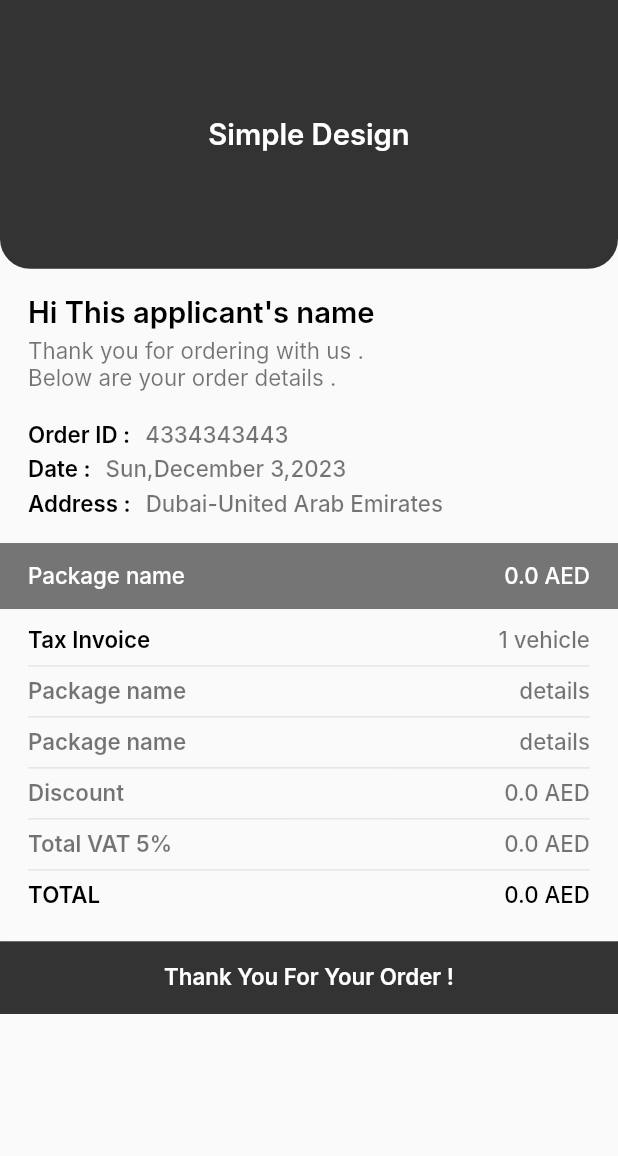
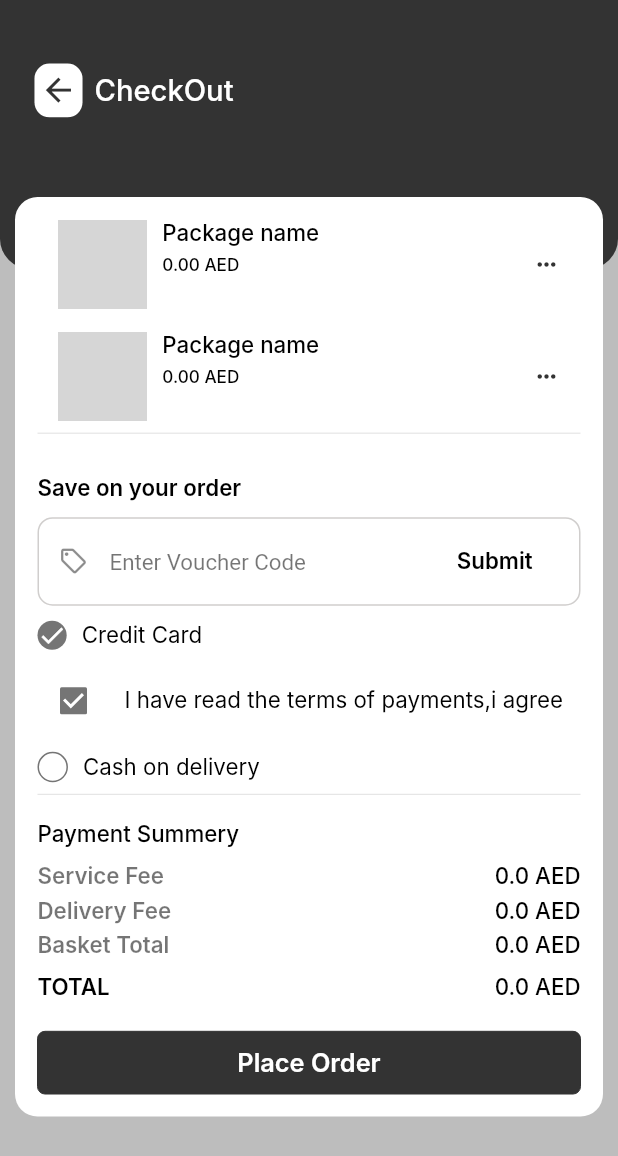
Before and after one commit to Hossamattia028/client_core_rouad, a Flutter app: the screen it shows after launch, on a phone screen of 412 x 824 dp. Shown: the top 1156 px of the screen. Run offline on Flutter 3.47's test engine with Material 2 defaults, Android fonts, the phone set to English and light mode, and no system bars; our stand-ins replace carousel_slider, dartz, equatable, firebase_core, firebase_messaging, flutter_bloc and 10 more; missing offline and left inert: background_locator, country_list_pick; accounts and stored records are empty; network calls fail; Roboto replaces fonts that are missing (Inter); grey boxes are pictures that could not be loaded.

Commit message:
client core

```diff
--- a/lib/features/presentation/screens/auth/login.dart
+++ b/lib/features/presentation/screens/auth/login.dart
@@ -33,7 +33,11 @@ class LoginScreen extends StatelessWidget {
           height: double.infinity,
           child: Column(
             children: [
-              GlobalAppBarLogo(isWhite: true,padding: const EdgeInsets.symmetric(horizontal: 20),backIconFn: ()=>Navigator.of(context).pop(),),
+              GlobalAppBar(
+                title: "",
+                backGroundColor: Colors.grey.shade100,
+                height: 75,
+              ),
               Expanded(
                 child: Container(
                     padding: const EdgeInsets.symmetric(
--- a/lib/features/presentation/screens/auth/register.dart
+++ b/lib/features/presentation/screens/auth/register.dart
@@ -34,7 +34,11 @@ class RegisterScreen extends StatelessWidget {
         height: double.infinity,
         child: Column(
           children: [
-            GlobalAppBarLogo(isWhite: true,padding: const EdgeInsets.symmetric(horizontal: 20),backIconFn: ()=>Navigator.of(context).pop(),),
+            GlobalAppBar(
+              title: "",
+              backGroundColor: Colors.grey.shade100,
+              height: 75,
+            ),
             Expanded(
               child: Container(
                   padding: const EdgeInsets.symmetric(
--- a/lib/features/presentation/screens/auth/verification_code.dart
+++ b/lib/features/presentation/screens/auth/verification_code.dart
@@ -58,10 +58,10 @@ class _PinCodeVerificationScreenState extends State<PinCodeVerificationScreen> {
         body: Container(
             child: Column(
           children: [
-            GlobalAppBarLogo(
-              isWhite: true,
-              padding: const EdgeInsets.symmetric(horizontal: 20),
-              backIconFn: () => Navigator.of(context).pop(),
+            GlobalAppBar(
+              title: "",
+              backGroundColor: Colors.grey.shade100,
+              height: 75,
             ),
             Expanded(
               child: Container(
--- /dev/null
+++ b/lib/features/presentation/screens/check_out/check_out_screen.dart
@@ -0,0 +1,87 @@
+import 'package:client_core/core/styles/color.dart';
+import 'package:client_core/core/util/app_style.dart';
+import 'package:client_core/features/presentation/widgets/check_out_widgets/package_list_check_out.dart';
+import 'package:client_core/features/presentation/widgets/check_out_widgets/payment_chooser.dart';
+import 'package:client_core/features/presentation/widgets/check_out_widgets/payment_summery.dart';
+import 'package:client_core/features/presentation/widgets/check_out_widgets/save_on_your_order.dart';
+import 'package:client_core/features/presentation/widgets/global_widgets/custom_button.dart';
+import 'package:client_core/features/presentation/widgets/global_widgets/custom_text.dart';
+import 'package:client_core/features/presentation/widgets/global_widgets/global_widgets.dart';
+import 'package:flutter/material.dart';
+import 'package:flutter_screenutil/flutter_screenutil.dart';
+import 'package:flutter_translate/flutter_translate.dart';
+
+class CheckOutScreen extends StatelessWidget {
+  const CheckOutScreen({Key? key}) : super(key: key);
+
+  @override
+  Widget build(BuildContext context) {
+    return Scaffold(
+      backgroundColor: Colors.grey.shade400,
+      body: Stack(
+        alignment: Alignment.topCenter,
+        children: [
+          Container(
+            height: 150.h,
+            decoration: const BoxDecoration(
+              color: kPrimary,
+              borderRadius: BorderRadius.only(
+                  bottomRight: Radius.circular(20),
+                  bottomLeft: Radius.circular(20)
+              ),
+            ),
+            child:  GlobalAppBar(
+              title: translate("cart.checkOut"),
+              backGroundColor: Colors.grey.shade100,
+              textColor:Colors.white,
+              height: 75,
+            ),
+          ),
+          Container(
+            width: double.infinity,
+            decoration: BoxDecoration(
+              borderRadius: BorderRadius.circular(15),
+              color: Colors.white,
+            ),
+            padding: const EdgeInsets.all(15),
+            margin: EdgeInsets.only(top: 110.h,left: 10,right: 10),
+            child: SingleChildScrollView(
+              physics: const BouncingScrollPhysics(),
+              child: Column(
+                children: [
+                  const PackageListCheckOut(),
+                  const Divider(),
+                  const SizedBox(height: 20,),
+
+                  const SaveOnYourOrder(),
+                  const SizedBox(height: 10,),
+
+                  const PaymentKindCheckOut(),
+                  const Divider(),
+                  const SizedBox(height: 10,),
+                  const PaymentSummeryWidget(),
+                  const SizedBox(height: 5,),
+
+                  CustomButton(
+                    height: 35.h,
+                    width: double.infinity,
+                    circular: 5,
+                    widget: CustomText(
+                      text: translate("cart.place_order"),
+                      color: Colors.white,
+                      fontSize: AppStyle.small.sp+2,
+                      fontWeight: FontWeight.w600,
+                    ),
+                    color: kPrimary,
+                    onPressed: (){},
+                  ),
+
+                ],
+              ),
+            ),
+          ),
+        ],
+      ),
+    );
+  }
+}
--- a/lib/features/presentation/screens/notifications/allow_notification.dart
+++ b/lib/features/presentation/screens/notifications/allow_notification.dart
@@ -26,7 +26,11 @@ class AllowNotificationScreen extends StatelessWidget {
                 bottomLeft: Radius.circular(30)
               ),
             ),
-            child:  GlobalAppBarLogo(isWhite: true,padding: const EdgeInsets.symmetric(horizontal: 20),backIconFn: ()=>Navigator.of(context).pop(),),
+            child:  GlobalAppBar(
+              title: translate("profile.wishlist"),
+              backGroundColor: Colors.grey.shade100,
+              height: 75,
+            ),
           ),
           Container(
             height: 250.h,
--- /dev/null
+++ b/lib/features/presentation/widgets/check_out_widgets/have_read_payment_terms.dart
@@ -0,0 +1,30 @@
+import 'package:client_core/core/styles/color.dart';
+import 'package:client_core/core/util/app_style.dart';
+import 'package:client_core/features/presentation/widgets/global_widgets/custom_text.dart';
+import 'package:flutter/material.dart';
+import 'package:flutter_screenutil/flutter_screenutil.dart';
+import 'package:flutter_translate/flutter_translate.dart';
+
+class PaymentTermsConditions extends StatelessWidget {
+  const PaymentTermsConditions({Key? key}) : super(key: key);
+
+  @override
+  Widget build(BuildContext context) {
+    return Row(
+      children: [
+        Checkbox(
+            value: true,
+            onChanged: (val){},
+            checkColor: Colors.white,
+            fillColor: MaterialStateColor.resolveWith((states) => kText1),
+        ),
+        const SizedBox(width: 10,),
+        CustomText(
+          text: translate("cart.have_read_payment_terms"),
+          color: Colors.black,
+          fontSize: AppStyle.small.sp,
+        ),
+      ],
+    );
+  }
+}
--- /dev/null
+++ b/lib/features/presentation/widgets/check_out_widgets/package_card_check_out.dart
@@ -0,0 +1,58 @@
+import 'package:client_core/core/styles/color.dart';
+import 'package:client_core/core/styles/constants.dart';
+import 'package:client_core/core/util/app_style.dart';
+import 'package:client_core/features/presentation/widgets/global_widgets/custom_text.dart';
+import 'package:flutter/material.dart';
+import 'package:flutter_screenutil/flutter_screenutil.dart';
+import 'package:flutter_translate/flutter_translate.dart';
+
+class PackageCheckOutListCard extends StatelessWidget {
+  const PackageCheckOutListCard({Key? key}) : super(key: key);
+
+  @override
+  Widget build(BuildContext context) {
+    return Row(
+      children: [
+        Expanded(
+          child: Row(
+            crossAxisAlignment: CrossAxisAlignment.start,
+            children: [
+              Container(
+                height: 50.h,
+                width: 52.w,
+                decoration: const BoxDecoration(
+                  borderRadius: BorderRadius.all(Radius.circular(10)),
+                  image: DecorationImage(
+                    image: NetworkImage(Constants.img),
+                    fit: BoxFit.fill,
+                  ),
+                ),
+              ),
+              const SizedBox(width: 10,),
+              Column(
+                crossAxisAlignment: CrossAxisAlignment.start,
+                children: [
+                  CustomText(
+                    text: "Package name",
+                    color: Colors.black,
+                    fontSize: AppStyle.small.sp,
+                    fontWeight: FontWeight.w500,
+                  ),
+                  const SizedBox(height: 5,),
+                  CustomText(
+                    text: "0.00 ${translate("home.aed")}",
+                    color: Colors.black,
+                    fontWeight: FontWeight.w500,
+                    fontSize: AppStyle.verySmall.sp,
+                  ),
+
+                ],
+              ),
+            ],
+          ),
+        ),
+        const Icon(Icons.keyboard_control,color: kPrimary,size: 18,),
+      ],
+    );
+  }
+}
--- /dev/null
+++ b/lib/features/presentation/widgets/check_out_widgets/package_list_check_out.dart
@@ -0,0 +1,26 @@
+import 'package:client_core/core/util/app_style.dart';
+import 'package:client_core/features/presentation/widgets/check_out_widgets/package_card_check_out.dart';
+import 'package:flutter/material.dart';
+import 'package:flutter_screenutil/flutter_screenutil.dart';
+
+class PackageListCheckOut extends StatelessWidget {
+  const PackageListCheckOut({Key? key}) : super(key: key);
+
+  @override
+  Widget build(BuildContext context) {
+    return ListView.separated(
+      itemCount: 2,
+      padding: EdgeInsets.symmetric(horizontal: AppStyle.paddingFromH.w),
+      physics: const BouncingScrollPhysics(),
+      shrinkWrap: true,
+      scrollDirection: Axis.vertical,
+      itemBuilder: (context, index) {
+        return GestureDetector(
+          onTap: () {},
+          child: const PackageCheckOutListCard(),
+        );
+      },
+      separatorBuilder: (BuildContext context, int index) => const SizedBox(height: 15,),
+    );
+  }
+}
--- /dev/null
+++ b/lib/features/presentation/widgets/check_out_widgets/payment_chooser.dart
@@ -0,0 +1,57 @@
+import 'package:client_core/core/styles/color.dart';
+import 'package:client_core/core/util/app_style.dart';
+import 'package:client_core/features/presentation/widgets/check_out_widgets/have_read_payment_terms.dart';
+import 'package:client_core/features/presentation/widgets/global_widgets/custom_text.dart';
+import 'package:flutter/material.dart';
+import 'package:flutter_screenutil/flutter_screenutil.dart';
+import 'package:flutter_translate/flutter_translate.dart';
+
+class PaymentKindCheckOut extends StatelessWidget {
+  const PaymentKindCheckOut({Key? key}) : super(key: key);
+
+  @override
+  Widget build(BuildContext context) {
+    return Column(
+      children: [
+        Row(
+          children: [
+            Container(
+              decoration: const BoxDecoration(
+                  color: kText1,
+                  borderRadius: BorderRadius.all(Radius.circular(50))
+              ),
+              child: Icon(Icons.done,color: Colors.white,size: 17.w,),
+            ),
+            const SizedBox(width: 10,),
+            CustomText(
+              text: translate("cart.online_payment"),
+              color: Colors.black,
+              fontSize: AppStyle.small.sp,
+            ),
+          ],
+        ),
+        const SizedBox(height: 10,),
+        const PaymentTermsConditions(),
+        const SizedBox(height: 10,),
+        Row(
+          children: [
+            Container(
+              decoration:  BoxDecoration(
+                  color: Colors.transparent,
+                  borderRadius: const BorderRadius.all(Radius.circular(50)),
+                  border: Border.all(width: 1,color: kText1)
+              ),
+              child: Icon(Icons.done,color: Colors.white,size: 16.w,),
+            ),
+            const SizedBox(width: 10,),
+            CustomText(
+              text: translate("cart.cash_on_delivery"),
+              color: Colors.black,
+              fontSize: AppStyle.small.sp,
+            ),
+          ],
+        ),
+      ],
+    );
+  }
+}
--- /dev/null
+++ b/lib/features/presentation/widgets/check_out_widgets/payment_summery.dart
@@ -0,0 +1,37 @@
+import 'package:client_core/core/util/app_style.dart';
+import 'package:client_core/features/presentation/widgets/global_widgets/custom_text.dart';
+import 'package:client_core/features/presentation/widgets/invoice_widgets/row_data.dart';
+import 'package:flutter/material.dart';
+import 'package:flutter_screenutil/flutter_screenutil.dart';
+import 'package:flutter_translate/flutter_translate.dart';
+
+class PaymentSummeryWidget extends StatelessWidget {
+  const PaymentSummeryWidget({Key? key}) : super(key: key);
+
+  @override
+  Widget build(BuildContext context) {
+    return Column(
+      crossAxisAlignment: CrossAxisAlignment.start,
+      children: [
+
+        CustomText(
+          text: translate("cart.payment_summery"),
+          color: Colors.black,
+          fontSize: AppStyle.small.sp,
+          fontWeight: FontWeight.w500,
+          alignCenter: true,
+        ),
+        const SizedBox(height: 10,),
+        RowDataLine(isSpaceBetween: true, isTextBlack: false,isValueBlack: true, title: translate("cart.service_fee"), value: "0.0 ${translate('home.aed')}"),
+        const SizedBox(height: 5,),
+        RowDataLine(isSpaceBetween: true, isTextBlack: false,isValueBlack: true, title: translate("cart.delivery_fee"), value: "0.0 ${translate('home.aed')}"),
+        const SizedBox(height: 5,),
+        RowDataLine(isSpaceBetween: true, isTextBlack: false,isValueBlack: true, title: translate("cart.basket_total"), value: "0.0 ${translate('home.aed')}"),
+        const SizedBox(height: 10,),
+        RowDataLine(isSpaceBetween: true, isTextBlack: true,isValueBlack: true, title: translate("invoice.total"), value: "0.0 ${translate('home.aed')}"),
+        const SizedBox(height: 15,),
+
+      ],
+    );
+  }
+}
--- /dev/null
+++ b/lib/features/presentation/widgets/check_out_widgets/save_on_your_order.dart
@@ -0,0 +1,54 @@
+import 'package:client_core/core/styles/color.dart';
+import 'package:client_core/core/util/app_style.dart';
+import 'package:client_core/features/presentation/widgets/global_widgets/custom_button.dart';
+import 'package:client_core/features/presentation/widgets/global_widgets/custom_text.dart';
+import 'package:client_core/features/presentation/widgets/global_widgets/custom_text_form_field.dart';
+import 'package:flutter/material.dart';
+import 'package:flutter_screenutil/flutter_screenutil.dart';
+import 'package:flutter_translate/flutter_translate.dart';
+
+class SaveOnYourOrder extends StatelessWidget {
+  const SaveOnYourOrder({Key? key}) : super(key: key);
+  static TextEditingController textEditingController = TextEditingController();
+  @override
+  Widget build(BuildContext context) {
+    return Column(
+      crossAxisAlignment: CrossAxisAlignment.start,
+      children: [
+        CustomText(
+          text: translate("cart.save_on_your_order"),
+          color: Colors.black,
+          fontSize: AppStyle.small.sp,
+          fontWeight: FontWeight.w600,
+        ),
+        const SizedBox(height: 10,),
+        CustomTextFromField(
+            hintText: translate("cart.enter_voucher_code"),
+            labelText: "",
+            onChanged: (val){},
+            cursorColor: kPrimary,
+            hasBorder: true,
+            radius: 10,
+            textEditingController: textEditingController,
+            validator: (){},
+            obscureText: false,
+            isLabelError: false,
+            prefixIcon: const Icon(Icons.local_offer_outlined,size: 20,),
+            suffixIcon: CustomButton(
+              width: 100.w,
+              height: 30.h,
+              color: Colors.transparent,
+              onPressed: (){},
+              widget: CustomText(
+                text: translate("button.submit"),
+                color: Colors.black,
+                fontSize: AppStyle.small.sp,
+                fontWeight: FontWeight.w600,
+              ),
+            ),
+        ),
+
+      ],
+    );
+  }
+}
--- a/lib/features/presentation/widgets/global_widgets/global_widgets.dart
+++ b/lib/features/presentation/widgets/global_widgets/global_widgets.dart
@@ -105,41 +105,3 @@ class BackArrowButton extends StatelessWidget {
     );
   }
 }
-
-
-
-class GlobalAppBarLogo extends StatelessWidget {
-  final bool isWhite;
-  final EdgeInsets? padding;
-  final VoidCallback backIconFn;
-  const GlobalAppBarLogo({Key? key,required this.isWhite,this.padding=EdgeInsets.zero,required this.backIconFn}) : super(key: key);
-
-  @override
-  Widget build(BuildContext context) {
-    return Padding(
-      padding: padding!,
-      child: Column(
-        children: [
-          SizedBox(height: AppStyle.paddingFromTop.h,),
-          Row(
-            mainAxisAlignment: MainAxisAlignment.center,
-            crossAxisAlignment: CrossAxisAlignment.center,
-            children: [
-              BackArrowButton(color: Colors.white,alignment: Alignment.center,fn:()=> backIconFn,),
-              Expanded(
-                child: Row(
-                  mainAxisAlignment: MainAxisAlignment.center,
-                  children: [
-                    // Image.asset(isWhite?AppImages.whiteLogo:AppImages.logo,height: 55.h,alignment: Alignment.center,),
-                    SizedBox(width: 25.w,),
-                  ],
-                ),
-              ),
-            ],
-          ),
-          const SizedBox(height: 30,),
-        ],
-      ),
-    );
-  }
-}
--- a/lib/main.dart
+++ b/lib/main.dart
@@ -11,6 +11,7 @@ import 'package:client_core/features/presentation/screens/account/profile_screen
 import 'package:client_core/features/presentation/screens/auth/login.dart';
 import 'package:client_core/features/presentation/screens/auth/register.dart';
 import 'package:client_core/features/presentation/screens/auth/verification_code.dart';
+import 'package:client_core/features/presentation/screens/check_out/check_out_screen.dart';
 import 'package:client_core/features/presentation/screens/contact_us/contact_us_screen.dart';
 import 'package:client_core/features/presentation/screens/deals/deals_screen.dart';
 import 'package:client_core/features/presentation/screens/favourite/favourite_screen.dart';
@@ -100,7 +101,7 @@ class MyApp extends StatelessWidget {
                 return widget!;
               },
               title: 'Client Core',
-              home: const InvoiceScreen()
+              home: const CheckOutScreen()
               // home: isRoot==false ? const RootScreen() : const SplashScreen(),
             ),
           ),
```
Also changed, not shown: assets/i18n/ar.json (+12 -2 lines), assets/i18n/en.json (+12 -3 lines), app/WhatsApp Unknown 2023-02-07 at 4.46.23 PM/WhatsApp Image 2023-02-07 at 4.44.59 PM.jpeg (added).
